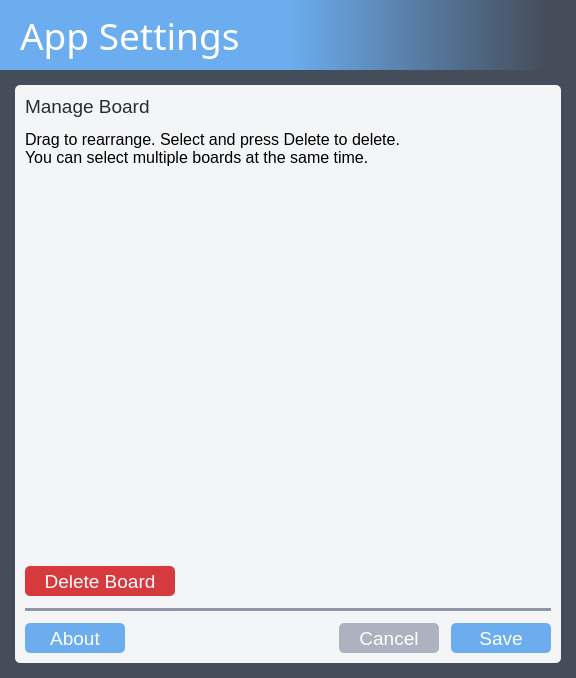
The window that src/eisenban/ui/app_settings.ui (clockworksspheres/eisenban) describes before a commit, drawn with Qt 5.
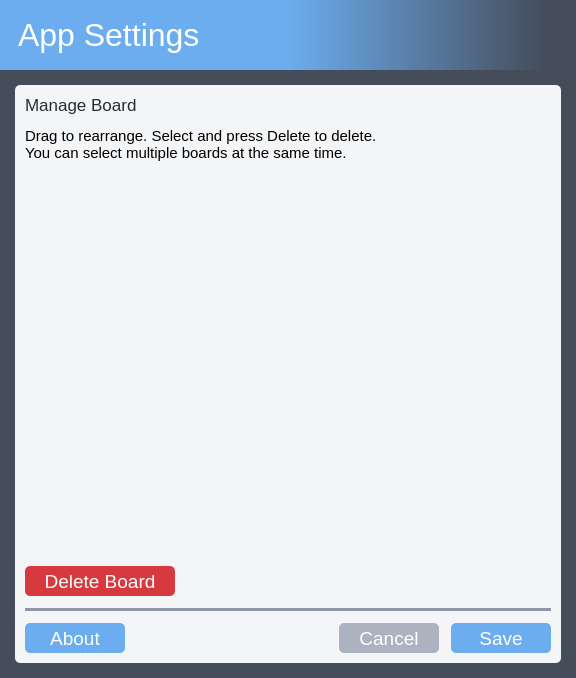
The same window after the commit. Icons and pictures are not drawn.

Patch:
```diff
--- a/src/eisenban/ui/app_settings.ui
+++ b/src/eisenban/ui/app_settings.ui
@@ -59,8 +59,8 @@
       </property>
       <property name="font">
        <font>
-        <family>Torus Pro</family>
-        <pointsize>28</pointsize>
+        <family>Arimo</family>
+        <pointsize>24</pointsize>
        </font>
       </property>
       <property name="styleSheet">
@@ -125,7 +125,7 @@
                 <property name="font">
                  <font>
                   <family>Arimo</family>
-                  <pointsize>14</pointsize>
+                  <pointsize>13</pointsize>
                   <bold>false</bold>
                  </font>
                 </property>
@@ -145,7 +145,7 @@
                 <property name="font">
                  <font>
                   <family>Arimo</family>
-                  <pointsize>12</pointsize>
+                  <pointsize>11</pointsize>
                  </font>
                 </property>
                 <property name="text">
```
